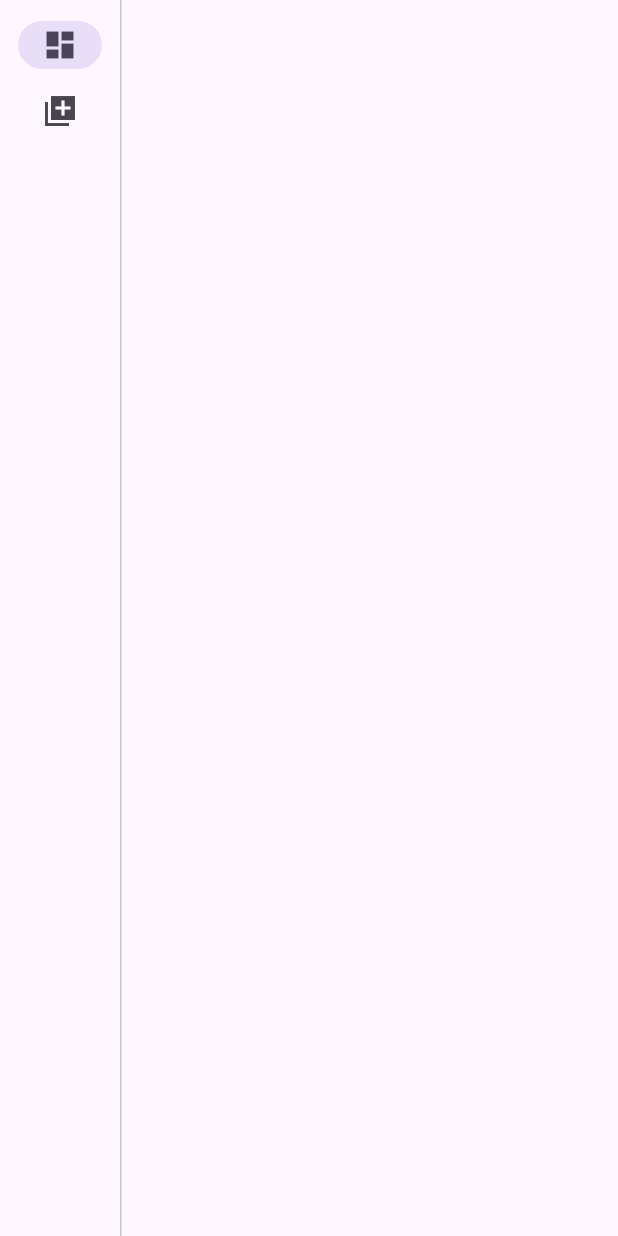
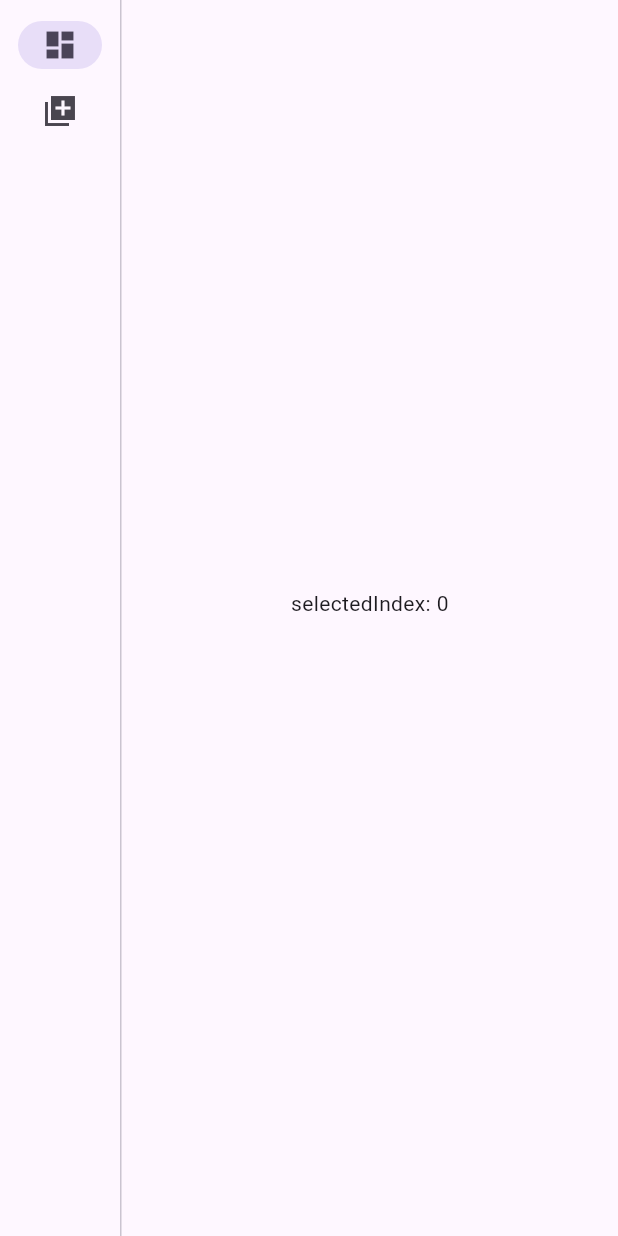
Before and after one commit to Jolvera2001/bud, a Flutter app: the screen it shows after launch, on a phone screen of 412 x 824 dp. Run offline on Flutter 3.47's test engine with Material 3 defaults, Android fonts, the phone set to English and light mode, and no system bars.

Commit message:
messing around with the nav rail

```diff
--- a/lib/main.dart
+++ b/lib/main.dart
@@ -55,6 +55,17 @@ class _MainAppNavState extends State<MainApp> {
               ]
             ),
             const VerticalDivider(thickness: 1, width: 1),
+
+            // main content
+            Expanded(
+              child: Column(
+                mainAxisAlignment: MainAxisAlignment.center,
+                children: [
+                  Text("selectedIndex: $_selectedIndex"),
+                  const SizedBox(height: 20)
+                ],
+              ),
+            ),
           ],
         ),
       ),
```
